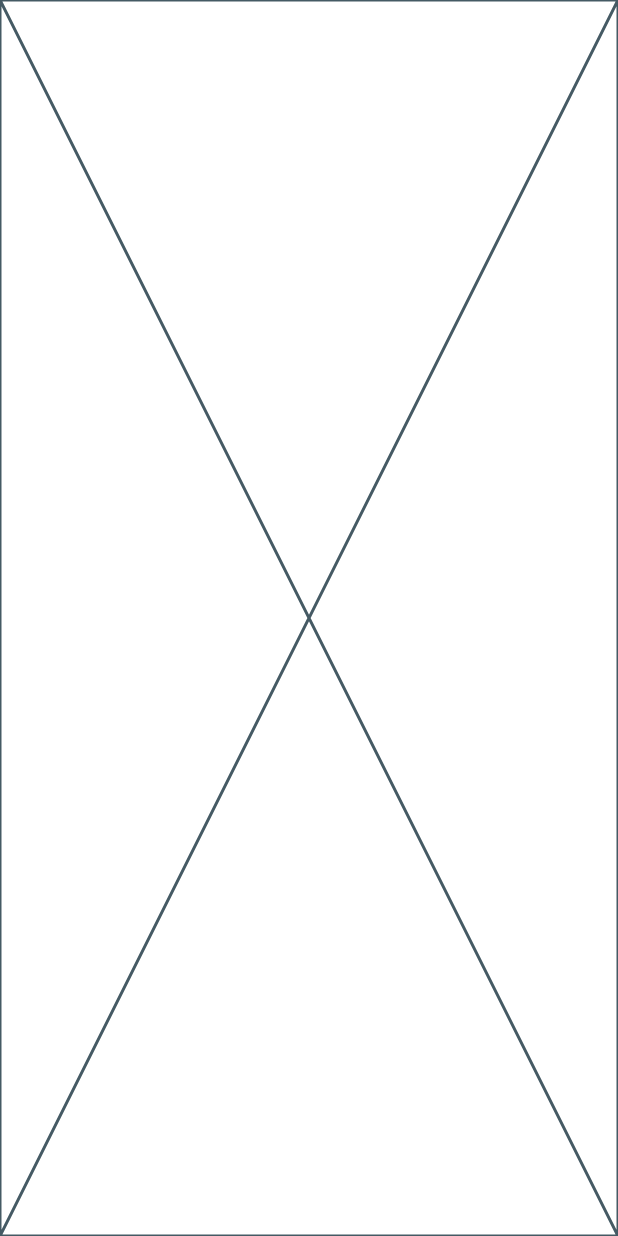
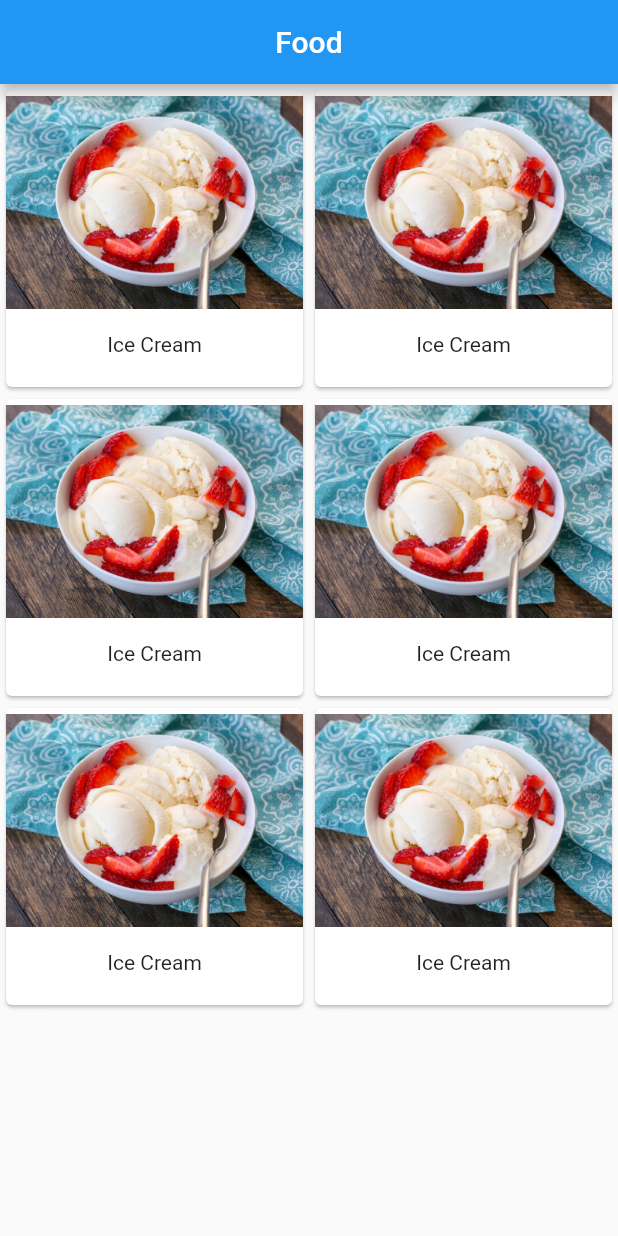
Before and after one commit to songyang-dev/vanier-mobile-first-assignment, a Flutter app: the screen it shows after launch, on a phone screen of 412 x 824 dp. Run offline on Flutter 3.47's test engine with Material 2 defaults, Android fonts, the phone set to English and light mode, and no system bars.

Commit message:
Basic working structure

```diff
--- /dev/null
+++ b/lib/food/food.dart
@@ -0,0 +1,80 @@
+import 'package:flutter/material.dart';
+
+class FoodScreen extends StatelessWidget {
+  final String name;
+  final String imagePath;
+
+  const FoodScreen({super.key, required this.name, required this.imagePath});
+
+  @override
+  Widget build(BuildContext context) {
+    return Scaffold(
+      appBar: AppBar(title: Text(name)),
+      body: Column(
+        children: [
+          Padding(
+            padding: const EdgeInsets.all(16.0),
+            child: Center(
+              child: Text(
+                name,
+                style: Theme.of(context).textTheme.headlineLarge,
+              ),
+            ),
+          ),
+          Image.asset(imagePath),
+          Padding(
+            padding: const EdgeInsets.all(16.0),
+            child: Text(
+              "Delicious!",
+              style: Theme.of(context).textTheme.bodyMedium,
+            ),
+          ),
+          const Divider(),
+          ElevatedButton.icon(
+            onPressed: () => Navigator.pop(context),
+            icon: const Icon(
+              Icons.menu_book,
+            ),
+            label: const Text("See all the food!"),
+          ),
+        ],
+      ),
+    );
+  }
+}
+
+class FoodCard extends StatelessWidget {
+  final String name;
+  final String imagePath;
+
+  const FoodCard({super.key, required this.name, required this.imagePath});
+
+  @override
+  Widget build(BuildContext context) {
+    return Card(
+      child: InkWell(
+        onTap: () {
+          Navigator.push(
+            context,
+            MaterialPageRoute(
+              builder: (context) =>
+                  FoodScreen(name: name, imagePath: imagePath),
+            ),
+          );
+        },
+        child: Column(
+          mainAxisAlignment: MainAxisAlignment.center,
+          crossAxisAlignment: CrossAxisAlignment.center,
+          children: [
+            Image.asset(imagePath),
+            Align(
+              alignment: Alignment.center,
+              heightFactor: 3,
+              child: Text(name),
+            ),
+          ],
+        ),
+      ),
+    );
+  }
+}
--- a/lib/home/home.dart
+++ b/lib/home/home.dart
@@ -1,10 +1,29 @@
 import 'package:flutter/material.dart';
+
+import '../food/food.dart';
 
 class HomeScreen extends StatelessWidget {
   const HomeScreen({super.key});
 
   @override
   Widget build(BuildContext context) {
-    return const Placeholder();
+    return Scaffold(
+      appBar: AppBar(
+        title: const Center(
+          child: Text("Food"),
+        ),
+      ),
+      body: GridView.count(
+        crossAxisCount: 2,
+        children: [
+          const FoodCard(name: "Ice Cream", imagePath: "assets/ice cream.jpg"),
+          const FoodCard(name: "Ice Cream", imagePath: "assets/ice cream.jpg"),
+          const FoodCard(name: "Ice Cream", imagePath: "assets/ice cream.jpg"),
+          const FoodCard(name: "Ice Cream", imagePath: "assets/ice cream.jpg"),
+          const FoodCard(name: "Ice Cream", imagePath: "assets/ice cream.jpg"),
+          const FoodCard(name: "Ice Cream", imagePath: "assets/ice cream.jpg"),
+        ],
+      ),
+    );
   }
 }
--- a/lib/main.dart
+++ b/lib/main.dart
@@ -3,7 +3,16 @@ import 'package:flutter/material.dart';
 import 'routes.dart';
 
 void main() {
-  runApp(MaterialApp(
-    routes: routes,
-  ));
+  runApp(const CookingRecipeApp());
 }
+
+class CookingRecipeApp extends StatelessWidget {
+  const CookingRecipeApp({super.key});
+
+  @override
+  Widget build(BuildContext context) {
+    return MaterialApp(
+      routes: routes,
+    );
+  }
+}
--- a/lib/routes.dart
+++ b/lib/routes.dart
@@ -1,6 +1,7 @@
-import 'package:first_assignment/home/home.dart';
 import 'package:flutter/material.dart';
 
+import 'home/home.dart';
+
 var routes = {
-  '/': (BuildContext context) => HomeScreen(),
+  '/': (BuildContext context) => const HomeScreen(),
 };
--- a/pubspec.yaml
+++ b/pubspec.yaml
@@ -59,7 +59,8 @@ flutter:
   uses-material-design: true
 
   # To add assets to your application, add an assets section, like this:
-  # assets:
+  assets:
+    - assets/
   #   - images/a_dot_burr.jpeg
   #   - images/a_dot_ham.jpeg
 
```
Also changed, not shown: assets/ice cream.jpg (added).
